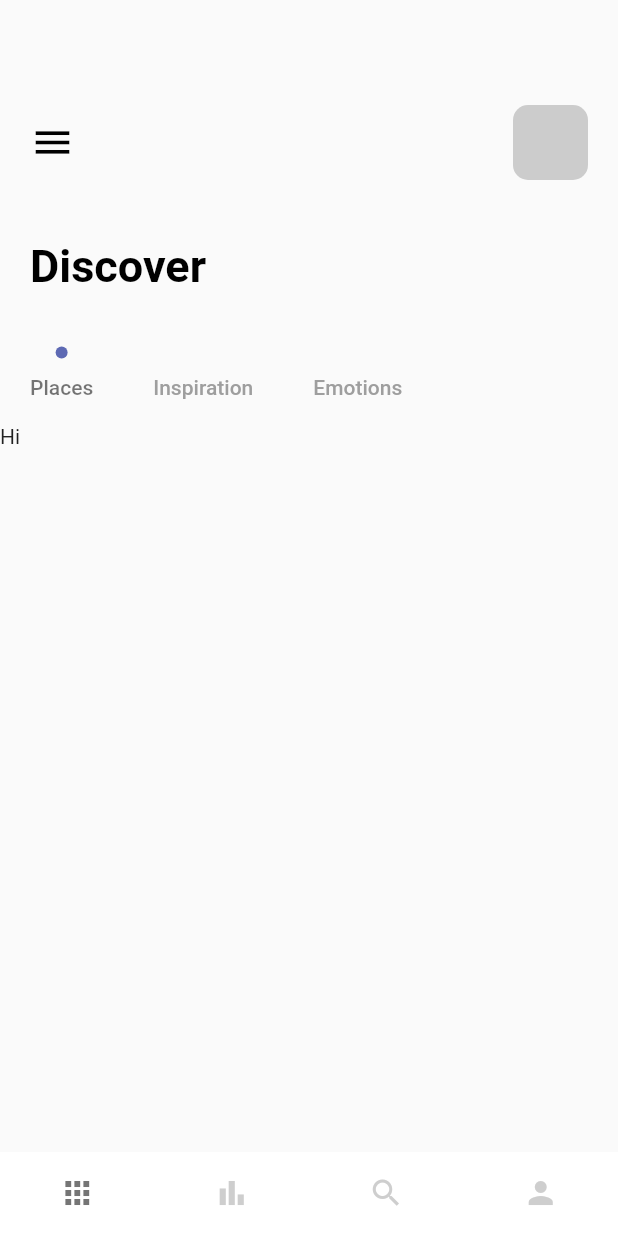
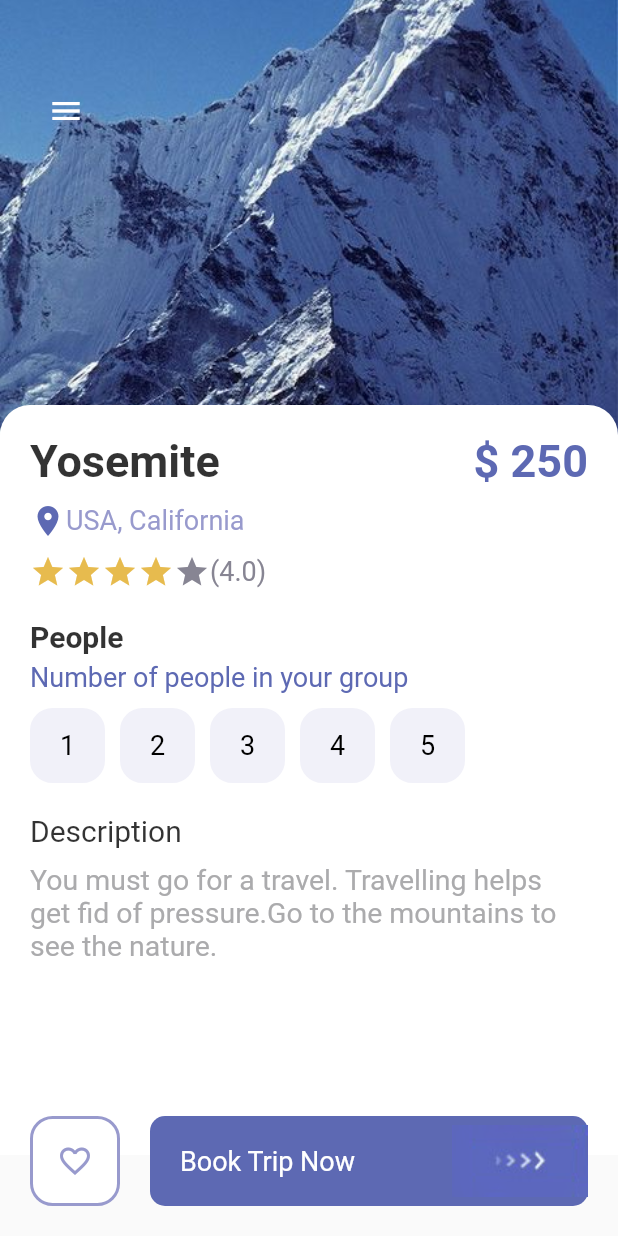
Before and after one commit to haseebzahid1/pageViewBuilder, a Flutter app: the screen it shows after launch, on a phone screen of 412 x 824 dp. Run offline on Flutter 3.47's test engine with Material 2 defaults, Android fonts, the light colour scheme and no system bars.

Commit message:
welcome & mainscreen & detail page complete

```diff
--- a/lib/main.dart
+++ b/lib/main.dart
@@ -1,6 +1,7 @@
 import 'package:diccoverapp/screens/welcomePage.dart';
 import 'package:flutter/material.dart';
 
+import 'navpages/detailpage.dart';
 import 'navpages/main_page.dart';
 import 'navpages/my_page.dart';
 
@@ -20,7 +21,7 @@ class MyApp extends StatelessWidget {
       theme: ThemeData(
         primarySwatch: Colors.blue,
       ),
-      home: const MainPageState(),
+      home: const DetailPage(),
       // home: const WelcomePage(),
     );
   }
--- /dev/null
+++ b/lib/navpages/detailpage.dart
@@ -0,0 +1,146 @@
+import 'package:diccoverapp/misc/colors.dart';
+import 'package:diccoverapp/widget/appLargeText.dart';
+import 'package:diccoverapp/widget/appText.dart';
+import 'package:diccoverapp/widget/app_button.dart';
+import 'package:diccoverapp/widget/buttonWidget.dart';
+import 'package:flutter/cupertino.dart';
+import 'package:flutter/material.dart';
+
+class DetailPage extends StatefulWidget {
+  const DetailPage({Key? key}) : super(key: key);
+
+  @override
+  State<DetailPage> createState() => _DetailPageState();
+}
+
+class _DetailPageState extends State<DetailPage> {
+  final int gottenStars=4;
+   int selectedIndex=-1;
+  @override
+  Widget build(BuildContext context) {
+    return Scaffold(
+      body: Container(
+        width: double.maxFinite,
+        height: double.maxFinite,
+        child: Stack(
+          children: [
+
+            Positioned(
+              left: 0,
+                right: 0,
+                child: Container(
+                  width: double.maxFinite,
+                  height: 350,
+                  decoration: const BoxDecoration(
+                    image: DecorationImage(
+                      image: AssetImage("assets/img/mountain.jpeg"),fit: BoxFit.cover,
+                    ),
+                  ),
+
+                ),
+            ),
+            Positioned(
+              left: 20,
+              top: 50,
+              child: Row(
+                children: [
+                  IconButton(onPressed: (){},
+                    icon:const Icon(Icons.menu,color: Colors.white,),
+                  ),
+                ],
+              ),
+            ),
+            Positioned(
+              top: 270,
+              // left: 0,
+              child: Container(
+                padding: const EdgeInsets.only(left: 20,right: 20,top: 20),
+                width: MediaQuery.of(context).size.width,
+                height: 500,////
+                decoration: const BoxDecoration(
+                  borderRadius: BorderRadius.only(topLeft: Radius.circular(20),topRight: Radius.circular(20)),
+                  color: Colors.white,
+                ),
+                child: Column(
+                  crossAxisAlignment: CrossAxisAlignment.start,
+                  children: [
+                    Row(
+                      mainAxisAlignment: MainAxisAlignment.spaceBetween,
+                      children: [
+                        AppLargeApp(text: "Yosemite",color: Colors.black.withOpacity(0.8),),
+                        AppLargeApp(text: "\$ 250",color: AppColors.mainColor),
+                      ],
+                    ),
+                    const SizedBox(height: 10,),
+                    Row(
+                      children: [
+                        Icon(Icons.location_on,color:AppColors.mainColor,),
+                        AppText(text: "USA, California",color: AppColors.textColor1,size: 18,),
+                      ],
+                    ),
+                    const SizedBox(height: 10,),
+                    Row(
+                      children: [
+                        Wrap(
+                          children: List.generate(5, (index){
+                            return Icon(Icons.star,color:index<gottenStars?AppColors.starColor:AppColors.textColor2);
+                          }),
+                        ),
+                        AppText(text: "(4.0)",color: AppColors.textColor2,size: 18,),
+                      ],
+                    ),
+                    const SizedBox(height: 20,),
+                    AppLargeApp(text: "People",color: Colors.black.withOpacity(0.8),size:20 ,),
+                    const SizedBox(height: 5,),
+                    AppText(text: "Number of people in your group",color: AppColors.mainColor,size: 18,),
+                    const SizedBox(height:10),
+                    Wrap(
+                      children: List.generate(5, (index) {
+                        return InkWell(
+                          onTap: (){
+                            setState(() {
+                              selectedIndex = index;
+                            });
+                          },
+                          child: Container(
+                            margin: const EdgeInsets.only(right: 10),
+                            child: AppButton(
+                              backgroundColor:selectedIndex==index?Colors.black:AppColors.buttonBackground, size: 50,
+                              borderColor:selectedIndex==index?Colors.black:AppColors.buttonBackground,
+                              color: selectedIndex==index?Colors.white:Colors.black,
+                            text:(index+1).toString(),
+                            ),
+                          ),
+                        );
+                      }),
+                    ),
+                    const SizedBox(height:20),
+                    Text("Description",style: TextStyle(fontSize: 20,color: Colors.black.withOpacity(0.8)),),
+                    SizedBox(height: 10,),
+                    AppText(text: "You must go for a travel. Travelling helps get fid of pressure.Go to the mountains to see the nature.",
+                    color: AppColors.mainTextColor,size: 19,),
+                  ],
+                ),
+              ),
+            ),
+            Positioned(
+              bottom: 20,
+                left: 20,
+                right: 20,
+                child: Row(
+                  children: [
+                    AppButton(color: AppColors.textColor1, backgroundColor: Colors.white, size: 60, borderColor: AppColors.textColor1,
+                      isIcon:true,icon: Icons.favorite_border,),
+                    SizedBox(width: 20,),
+                    ResponsiveButton(
+                      isResponsive: true,
+                    ),
+                  ],
+                ),
+            )
+          ],
+        ),
+      ),
+    );
+  }
+}
--- /dev/null
+++ b/lib/widget/app_button.dart
@@ -0,0 +1,36 @@
+import 'package:diccoverapp/misc/colors.dart';
+import 'package:diccoverapp/widget/appText.dart';
+import 'package:flutter/material.dart';
+
+class AppButton extends StatelessWidget {
+  final Color color;
+  final Color backgroundColor;
+  final double size;
+  final Color borderColor;
+  final String? text;
+  final IconData? icon;
+  final bool? isIcon;
+  const AppButton({
+    Key? key, required this.color,
+    required this.backgroundColor,
+    required this.size,
+    required this.borderColor,
+    this.text= "Hi",
+    this.icon,
+    this.isIcon=false})
+      : super(key: key);
+
+  @override
+  Widget build(BuildContext context) {
+    return Container(
+      width: size,
+      height:size,
+      decoration: BoxDecoration(
+        border: Border.all(color: borderColor,width: 2.0),
+        borderRadius: BorderRadius.circular(15),
+        color: backgroundColor,
+      ),
+      child:isIcon==false? Center(child: AppText(text: text!,size: 18,color:color,)):Center(child: Icon(icon,color:color)),
+    );
+  }
+}
--- a/lib/widget/buttonWidget.dart
+++ b/lib/widget/buttonWidget.dart
@@ -3,32 +3,65 @@ import 'package:diccoverapp/widget/appText.dart';
 import 'package:flutter/material.dart';
 
 
+// class ResponsiveButton extends StatelessWidget {
+//   final double? width;
+//   final String? btnText;
+//   final bool? isResponsive;
+//   final String? imgPath;
+//   final void Function()?  btnTab;
+//   const ResponsiveButton({Key? key,
+//     this.width,this.isResponsive,
+//     this.imgPath,
+//     this.btnText, this.btnTab,
+//   }) : super(key: key);
+//
+//   @override
+//   Widget build(BuildContext context) {
+//     return InkWell(
+//       onTap: btnTab,
+//       child: Container(
+//         width:width,
+//         height: 60,
+//         decoration: BoxDecoration(
+//           borderRadius: BorderRadius.circular(10),
+//           color: AppColors.mainColor,
+//         ),
+//         child: Row(
+//           mainAxisAlignment: MainAxisAlignment.center,
+//           children: [
+//             imgPath!= null ? Image.asset(imgPath!) : AppText(text:btnText ?? "---", size: 22, color: Colors.white,),
+//             // imgPath!= null ? Image.asset(imgPath!) : AppText(text:btnText ?? "---", size: 22, color: Colors.white,),
+//           ],
+//         ),
+//       ),
+//     );
+//   }
+// }
+
+
 class ResponsiveButton extends StatelessWidget {
   final double? width;
-  final String? btnText;
   final bool? isResponsive;
-  final String? imgPath;
-  final void Function()?  btnTab;
   const ResponsiveButton({Key? key,
-    this.width,this.isResponsive,
-    this.imgPath,
-    this.btnText, this.btnTab,
+    this.width= 120,
+    this.isResponsive=false,
   }) : super(key: key);
 
   @override
   Widget build(BuildContext context) {
-    return InkWell(
-      onTap: btnTab,
+    return Flexible(
       child: Container(
-        width:width,
+        width:isResponsive==true?double.maxFinite:width,
         height: 60,
         decoration: BoxDecoration(
           borderRadius: BorderRadius.circular(10),
           color: AppColors.mainColor,
         ),
         child: Row(
-          mainAxisAlignment: MainAxisAlignment.center,
-          children: [imgPath!= null ? Image.asset(imgPath!) : AppText(text:btnText ?? "---", size: 22, color: Colors.white,),
+          mainAxisAlignment:isResponsive==true?MainAxisAlignment.spaceBetween:MainAxisAlignment.center,
+          children: [
+            isResponsive==true?Container(margin: EdgeInsets.only(left: 20),child: AppText(text: "Book Trip Now",color: Colors.white,size: 18,)):Container(),
+            Image.asset("assets/img/button-one.png"),
           ],
         ),
       ),
```
Also changed, not shown: lib/navpages/mainScreen.dart (+88 -8 lines), lib/screens/welcomePage.dart (+10 -9 lines).
